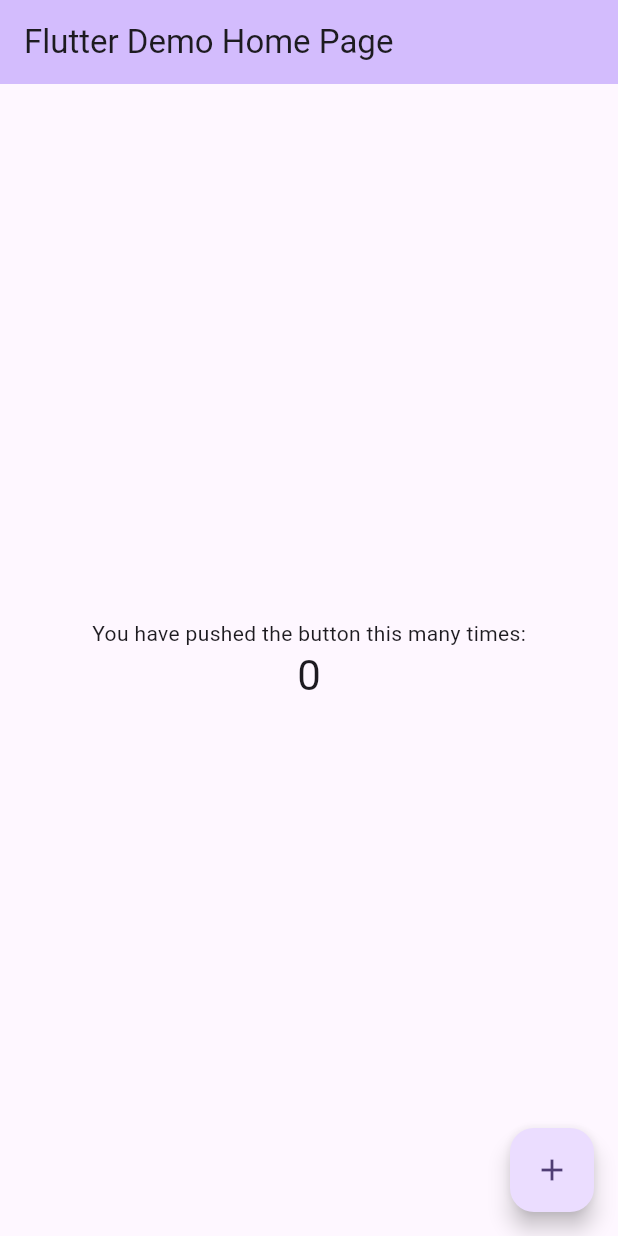
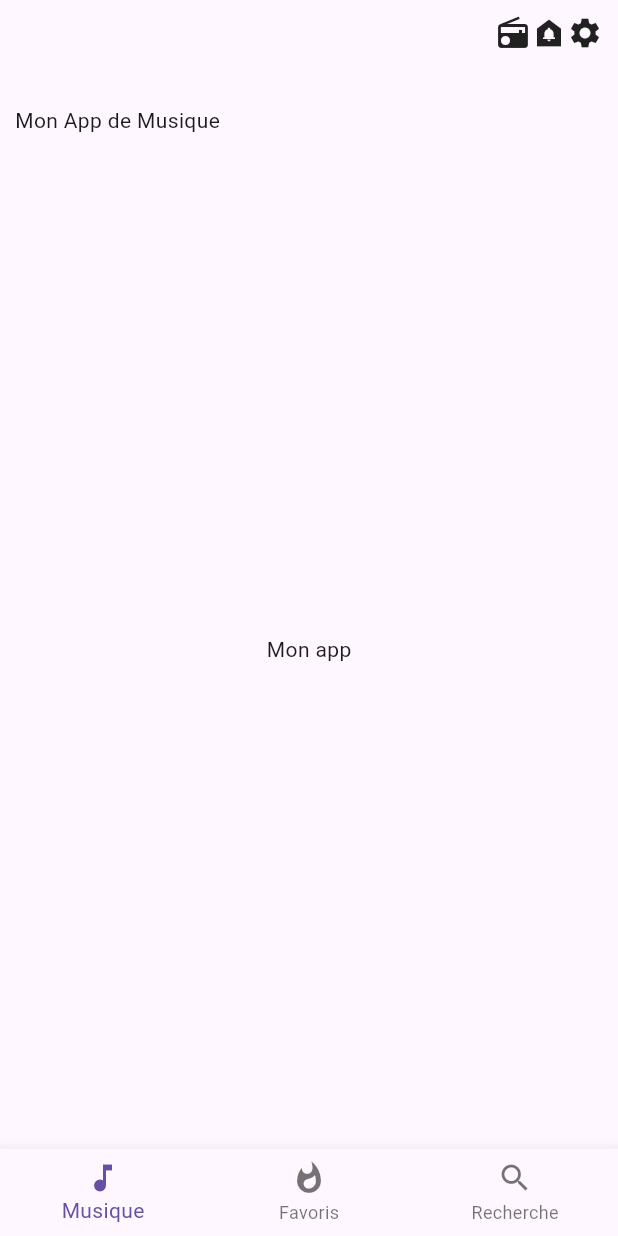
Before and after one commit to KifK2f/learn_music, a Flutter app: the screen it shows after launch, on a phone screen of 412 x 824 dp. Run offline on Flutter 3.47's test engine with Material 3 defaults, Android fonts, the phone set to English and light mode, and no system bars.

Commit message:
UI du Home Ok

```diff
--- /dev/null
+++ b/lib/controller/home.dart
@@ -0,0 +1,68 @@
+import 'package:flutter/cupertino.dart';
+import 'package:flutter/material.dart';
+import 'package:learn_music/model/bar_choice.dart';
+
+class Home extends StatefulWidget {
+  const Home({super.key});
+
+
+  @override
+  State<StatefulWidget> createState() {
+    return HomeState();
+  }
+
+}
+
+class HomeState extends State<Home> {
+  int currentIndex = 0;
+  List<BarChoice> items = [
+    BarChoice(label: "Musique", iconData: Icons.music_note, page: Container()),
+    BarChoice(label: "Favoris", iconData: Icons.whatshot, page: Container()),
+    BarChoice(label: "Recherche", iconData: Icons.search, page: Container()),
+  ];
+
+  @override
+  Widget build(BuildContext context) {
+    return Scaffold(
+      appBar: PreferredSize( //Permet d'avoir une AppBar bcp plus modulable
+          preferredSize: const Size.fromHeight(100),
+          child: SafeArea(child: Container(
+            padding: const EdgeInsets.all(10),
+            child: Column(
+              mainAxisSize: MainAxisSize.max,
+              mainAxisAlignment: MainAxisAlignment.spaceBetween,
+              crossAxisAlignment: CrossAxisAlignment.start,
+              children: [
+                Row(
+                  children: const [
+                    Spacer(), //Pour que les icons passe à droite
+                    Icon(Icons.radio),
+                    Icon(Icons.doorbell),
+                    Icon(Icons.settings),
+                  ],
+                ),
+
+                Text("Mon App de Musique"),
+              ],
+            ),
+          ))
+      ),
+
+      body: Center(
+        child: Text("Mon app"),
+      ),
+
+      bottomNavigationBar: BottomNavigationBar(
+        currentIndex: currentIndex,
+          items: items.map((i) => i.item).toList(),
+          onTap: barTapped,
+      ),
+    );
+  }
+
+  barTapped(int index){
+    setState(() {
+      currentIndex = index;
+    });
+  }
+}
--- a/lib/main.dart
+++ b/lib/main.dart
@@ -1,4 +1,5 @@
 import 'package:flutter/material.dart';
+import 'package:learn_music/controller/home.dart';
 
 void main() {
   runApp(const MyApp());
@@ -12,111 +13,10 @@ class MyApp extends StatelessWidget {
   Widget build(BuildContext context) {
     return MaterialApp(
       title: 'Flutter Demo',
-      theme: ThemeData(
-        // This is the theme of your application.
-        //
-        // TRY THIS: Try running your application with "flutter run". You'll see
-        // the application has a purple toolbar. Then, without quitting the app,
-        // try changing the seedColor in the colorScheme below to Colors.green
-        // and then invoke "hot reload" (save your changes or press the "hot
-        // reload" button in a Flutter-supported IDE, or press "r" if you used
-        // the command line to start the app).
-        //
-        // Notice that the counter didn't reset back to zero; the application
-        // state is not lost during the reload. To reset the state, use hot
-        // restart instead.
-        //
-        // This works for code too, not just values: Most code changes can be
-        // tested with just a hot reload.
-        colorScheme: .fromSeed(seedColor: Colors.deepPurple),
-      ),
-      home: const MyHomePage(title: 'Flutter Demo Home Page'),
+      debugShowCheckedModeBanner: false,
+      theme: ThemeData.light(),
+      // darkTheme: ThemeData.dark(),
+      home: Home(),
     );
   }
 }
-
-class MyHomePage extends StatefulWidget {
-  const MyHomePage({super.key, required this.title});
-
-  // This widget is the home page of your application. It is stateful, meaning
-  // that it has a State object (defined below) that contains fields that affect
-  // how it looks.
-
-  // This class is the configuration for the state. It holds the values (in this
-  // case the title) provided by the parent (in this case the App widget) and
-  // used by the build method of the State. Fields in a Widget subclass are
-  // always marked "final".
-
-  final String title;
-
-  @override
-  State<MyHomePage> createState() => _MyHomePageState();
-}
-
-class _MyHomePageState extends State<MyHomePage> {
-  int _counter = 0;
-
-  void _incrementCounter() {
-    setState(() {
-      // This call to setState tells the Flutter framework that something has
-      // changed in this State, which causes it to rerun the build method below
-      // so that the display can reflect the updated values. If we changed
-      // _counter without calling setState(), then the build method would not be
-      // called again, and so nothing would appear to happen.
-      _counter++;
-    });
-  }
-
-  @override
-  Widget build(BuildContext context) {
-    // This method is rerun every time setState is called, for instance as done
-    // by the _incrementCounter method above.
-    //
-    // The Flutter framework has been optimized to make rerunning build methods
-    // fast, so that you can just rebuild anything that needs updating rather
-    // than having to individually change instances of widgets.
-    return Scaffold(
-      appBar: AppBar(
-        // TRY THIS: Try changing the color here to a specific color (to
-        // Colors.amber, perhaps?) and trigger a hot reload to see the AppBar
-        // change color while the other colors stay the same.
-        backgroundColor: Theme.of(context).colorScheme.inversePrimary,
-        // Here we take the value from the MyHomePage object that was created by
-        // the App.build method, and use it to set our appbar title.
-        title: Text(widget.title),
-      ),
-      body: Center(
-        // Center is a layout widget. It takes a single child and positions it
-        // in the middle of the parent.
-        child: Column(
-          // Column is also a layout widget. It takes a list of children and
-          // arranges them vertically. By default, it sizes itself to fit its
-          // children horizontally, and tries to be as tall as its parent.
-          //
-          // Column has various properties to control how it sizes itself and
-          // how it positions its children. Here we use mainAxisAlignment to
-          // center the children vertically; the main axis here is the vertical
-          // axis because Columns are vertical (the cross axis would be
-          // horizontal).
-          //
-          // TRY THIS: Invoke "debug painting" (choose the "Toggle Debug Paint"
-          // action in the IDE, or press "p" in the console), to see the
-          // wireframe for each widget.
-          mainAxisAlignment: .center,
-          children: [
-            const Text('You have pushed the button this many times:'),
-            Text(
-              '$_counter',
-              style: Theme.of(context).textTheme.headlineMedium,
-            ),
-          ],
-        ),
-      ),
-      floatingActionButton: FloatingActionButton(
-        onPressed: _incrementCounter,
-        tooltip: 'Increment',
-        child: const Icon(Icons.add),
-      ),
-    );
-  }
-}
--- /dev/null
+++ b/lib/model/bar_choice.dart
@@ -0,0 +1,13 @@
+import 'package:flutter/cupertino.dart';
+
+class BarChoice {
+  String label;
+  IconData iconData;
+  Widget page;
+
+  Icon get icon => Icon(iconData);
+
+  BottomNavigationBarItem get item => BottomNavigationBarItem(icon: icon, label: label);
+
+  BarChoice({required this.label, required this.iconData, required this.page});
+}
```
